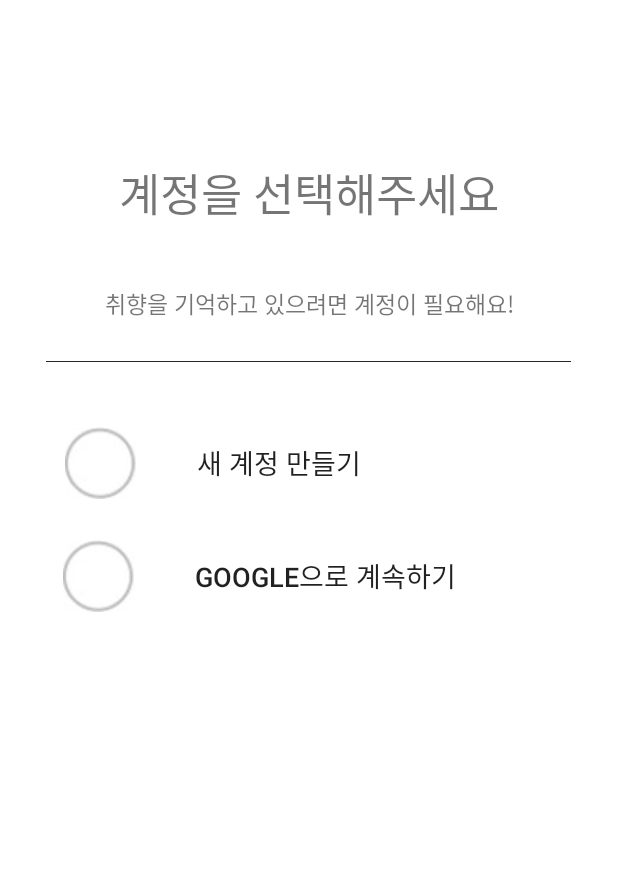
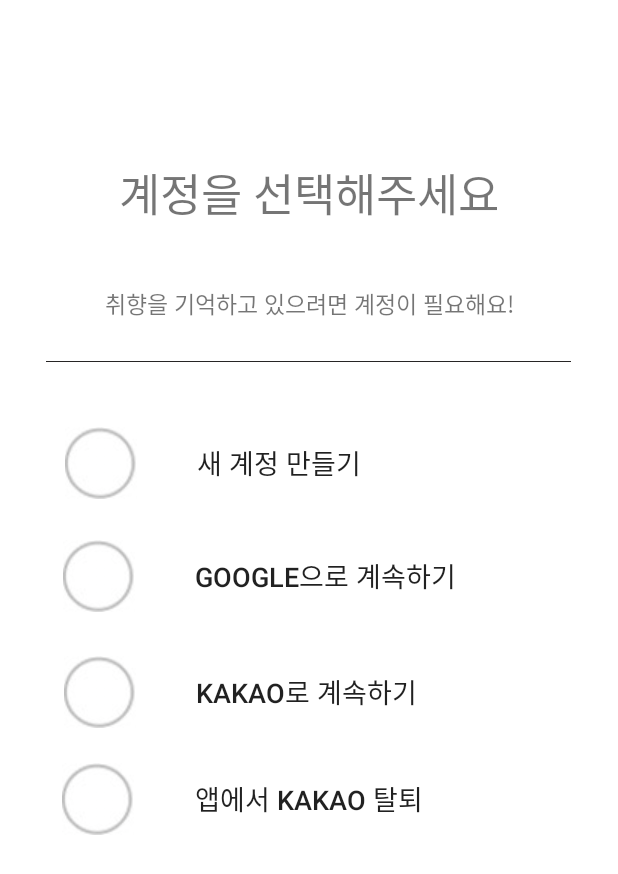
Before and after one commit to jungchunkim/GoEat, an Android app: the loginselect screen opened directly, with no data from a screen before it, on a phone screen of 412 x 824 dp. Shown: the top 874 px of the screen. Run offline under Robolectric (Android 15) with nearby library versions, the light colour scheme and no system bars; our stand-ins replace Firebase (no records; nobody signed in at launch, a user with empty details on screens opened directly); libraries missing offline, so code that uses them is left out: com.kakao.auth, com.kakao.network, com.kakao.usermgmt, com.kakao.util; network calls fail; 4 statements that could not run were skipped.

Commit message:
카카오톡 로그인 연동

```diff
--- a/app/build.gradle
+++ b/app/build.gradle
@@ -35,7 +35,7 @@
     implementation 'com.github.bumptech.glide:glide:4.9.0'  // 글라이드 이미지 로딩
     annotationProcessor 'com.github.bumptech.glide:compiler:4.9.0'  // 글라이드 이미지 로딩2
     implementation 'com.google.android.gms:play-services-auth:16.0.1'
-
+    implementation group: project.KAKAO_SDK_GROUP, name: 'usermgmt', version: project.KAKAO_SDK_VERSION //카카오 sdk - 카카오 로그인 연동
     androidTestImplementation 'androidx.test.ext:junit:1.1.1'
     androidTestImplementation 'androidx.test.espresso:espresso-core:3.2.0'
 
--- a/app/src/main/AndroidManifest.xml
+++ b/app/src/main/AndroidManifest.xml
@@ -4,12 +4,17 @@
     <uses-permission android:name="android.permission.INTERNET"/>
 
     <application
+        android:name=".GlobalApplication"
         android:allowBackup="true"
         android:icon="@mipmap/ic_launcher"
         android:label="@string/app_name"
         android:roundIcon="@mipmap/ic_launcher_round"
         android:supportsRtl="true"
         android:theme="@style/AppTheme">
+        <meta-data
+            android:name="com.kakao.sdk.AppKey"
+            android:value="@string/kakao_app_key" />
+
         <activity android:name=".success_sign_up"></activity>
         <activity android:name=".register_activity" />
         <activity android:name=".login_activity" />
--- /dev/null
+++ b/app/src/main/java/com/example/testexam/SessionCallback.java
@@ -0,0 +1,118 @@
+package com.example.testexam;
+
+import android.util.Log;
+
+import com.kakao.auth.ISessionCallback;
+import com.kakao.network.ErrorResult;
+import com.kakao.usermgmt.UserManagement;
+import com.kakao.usermgmt.callback.MeV2ResponseCallback;
+import com.kakao.usermgmt.response.MeV2Response;
+import com.kakao.usermgmt.response.model.AgeRange;
+import com.kakao.usermgmt.response.model.BirthdayType;
+import com.kakao.usermgmt.response.model.Gender;
+import com.kakao.usermgmt.response.model.Profile;
+import com.kakao.usermgmt.response.model.UserAccount;
+import com.kakao.util.OptionalBoolean;
+import com.kakao.util.exception.KakaoException;
+
+public class SessionCallback implements ISessionCallback {
+
+    // 로그인에 성공한 상태
+    @Override
+    public void onSessionOpened() {
+        requestMe();
+    }
+
+    // 로그인에 실패한 상태
+    @Override
+    public void onSessionOpenFailed(KakaoException exception) {
+        Log.e("SessionCallback :: ", "onSessionOpenFailed : " + exception.getMessage());
+    }
+
+    // 사용자 정보 요청
+    public void requestMe() {
+        UserManagement.getInstance()
+                .me(new MeV2ResponseCallback() {
+                    @Override
+                    public void onSessionClosed(ErrorResult errorResult) {
+                        Log.e("KAKAO_API", "세션이 닫혀 있음: " + errorResult);
+                    }
+
+                    @Override
+                    public void onFailure(ErrorResult errorResult) {
+                        Log.e("KAKAO_API", "사용자 정보 요청 실패: " + errorResult);
+                    }
+
+                    @Override
+                    public void onSuccess(MeV2Response result) {
+                        Log.i("KAKAO_API", "사용자 아이디: " + result.getId());
+
+                        UserAccount kakaoAccount = result.getKakaoAccount();
+                        if (kakaoAccount != null) {
+
+                            // 이메일
+                            String email = kakaoAccount.getEmail();
+
+                            if (email != null) {
+                                Log.i("KAKAO_API", "email: " + email);
+
+                            } else if (kakaoAccount.emailNeedsAgreement() == OptionalBoolean.TRUE) {
+                                // 동의 요청 후 이메일 획득 가능
+                                // 단, 선택 동의로 설정되어 있다면 서비스 이용 시나리오 상에서 반드시 필요한 경우에만 요청해야 합니다.
+
+                            } else {
+                                // 이메일 획득 불가
+                            }
+
+                            // 프로필
+                            Profile profile = kakaoAccount.getProfile();
+
+                            if (profile != null) {
+                                Log.d("KAKAO_API", "nickname: " + profile.getNickname());
+                                Log.d("KAKAO_API", "profile image: " + profile.getProfileImageUrl());
+                                Log.d("KAKAO_API", "thumbnail image: " + profile.getThumbnailImageUrl());
+                            } else if (kakaoAccount.profileNeedsAgreement() == OptionalBoolean.TRUE) {
+                                // 동의 요청 후 프로필 정보 획득 가능
+
+                            } else {
+                                // 프로필 획득 불가
+                                Log.d("KAKAO_API", "profile: null");
+
+                            }
+
+                            //성별
+                            Gender gender = kakaoAccount.getGender();
+
+                            if (gender != null){
+                                Log.d("KAKAO_API", "gender: " + gender.getValue());
+                            }
+                            else{
+                                //성별 획득 불가
+                                Log.d("KAKAO_API", "gender: null");
+                            }
+
+                            //연령대
+                            AgeRange ageRange = kakaoAccount.getAgeRange();
+
+                            if (ageRange != null){
+                                Log.d("KAKAO_API", "ageRange: " + ageRange.getValue());
+                            }
+                            else{
+                                Log.d("KAKAO_API", "ageRange: null");
+                            }
+
+                            //생일
+                            BirthdayType birthdayType = kakaoAccount.getBirthdayType();
+
+                            if (birthdayType != null){
+                                Log.d("KAKAO_API", "birthdayType: " + kakaoAccount.getBirthday());
+                            }
+                            else{
+                                Log.d("KAKAO_API", "birthdayType: null");
+                            }
+
+                        }
+                    }
+                });
+    }
+}
--- a/app/src/main/java/com/example/testexam/loginselect.java
+++ b/app/src/main/java/com/example/testexam/loginselect.java
@@ -5,7 +5,12 @@
 import androidx.appcompat.app.AppCompatActivity;
 
 import android.content.Intent;
+import android.content.pm.PackageInfo;
+import android.content.pm.PackageManager;
+import android.content.pm.Signature;
 import android.os.Bundle;
+import android.util.Base64;
+import android.util.Log;
 import android.view.View;
 import android.widget.Button;
 import android.widget.Toast;
@@ -22,25 +27,45 @@
 import com.google.firebase.auth.AuthResult;
 import com.google.firebase.auth.FirebaseAuth;
 import com.google.firebase.auth.GoogleAuthProvider;
+import com.kakao.auth.AuthType;
+import com.kakao.auth.Session;
+import com.kakao.network.ErrorResult;
+import com.kakao.usermgmt.UserManagement;
+import com.kakao.usermgmt.callback.LogoutResponseCallback;
+import com.kakao.usermgmt.callback.UnLinkResponseCallback;
+
+import java.security.MessageDigest;
+import java.security.NoSuchAlgorithmException;
 
 public class loginselect extends AppCompatActivity implements GoogleApiClient.OnConnectionFailedListener {
 
     private Button btn_new_account;
     private Button btn_google_login;
+    private Button btn_kakao_login;
+    private Button btn_kakao_secession;
+
+
 
     private FirebaseAuth auth;  // 파이어베이스 인증 객체
     private GoogleApiClient googleApiClient;  // 구글 API 클라이언트 객체
     private static final int REQ_SIGN_GOOGLE = 100; // 구글 로그인 결과 코드
+
+    //카카오 로그인에 필요한 변수들
+    private SessionCallback sessionCallback = new SessionCallback();
+    Session session;
 
     @Override
     protected void onCreate(Bundle savedInstanceState) {
 
         super.onCreate(savedInstanceState);
         setContentView(R.layout.activity_loginselect);
-
+        //새로운 앱 추가할 때 해쉬키 추가 필요
+        getHashKey();
         // findViewById
         btn_new_account = (Button)findViewById(R.id.btn_new_account);
         btn_google_login = (Button)findViewById(R.id.btn_google_login);
+        btn_kakao_login = (Button)findViewById(R.id.btn_kakao_login);
+        btn_kakao_secession = (Button)findViewById(R.id.btn_kakao_secession);
 
 
         // 구글 로그인 관련 코드들
@@ -56,6 +81,10 @@
 
         auth = FirebaseAuth.getInstance();  // 파이어베이스 인증 객체 초기화
 
+
+        //카카오 로그인 관련 코드들
+        session = Session.getCurrentSession();
+        session.addCallback(sessionCallback);
 
         // 새 계정 만들기 버튼
         btn_new_account.setOnClickListener(new View.OnClickListener() {
@@ -74,11 +103,70 @@
                 startActivityForResult(intent, REQ_SIGN_GOOGLE);
             }
         });
+
+        //카카오 로그인 버튼
+        btn_kakao_login.setOnClickListener(new View.OnClickListener() {
+            @Override
+            public void onClick(View view) {
+                session.open(AuthType.KAKAO_LOGIN_ALL, loginselect.this);
+            }
+        });
+
+        btn_kakao_secession.setOnClickListener(new View.OnClickListener() {
+            @Override
+            public void onClick(View v) {
+                //앱과의 카카오톡 연결 완전히 끊기
+                UserManagement.getInstance()
+                        .requestUnlink(new UnLinkResponseCallback() {
+                            @Override
+                            public void onSessionClosed(ErrorResult errorResult) {
+                                Log.e("KAKAO_API", "세션이 닫혀 있음: " + errorResult);
+                            }
+
+                            @Override
+                            public void onFailure(ErrorResult errorResult) {
+                                Log.e("KAKAO_API", "연결 끊기 실패: " + errorResult);
+
+                            }
+                            @Override
+                            public void onSuccess(Long result) {
+                                Log.i("KAKAO_API", "연결 끊기 성공. id: " + result);
+                            }
+                        });
+            }
+        });
+    }
+
+    @Override
+    protected void onDestroy() {
+        super.onDestroy();
+
+        // 세션 콜백 삭제
+        Session.getCurrentSession().removeCallback(sessionCallback);
     }
 
 
+
+    //추후 카카오 로그아웃과 앱 탈퇴를 위한 코드
+//          btn_kakao_login_out.setOnClickListener(new View.OnClickListener() {
+//        @Override
+//        public void onClick(View v) {
+//            //로그아웃
+//            UserManagement.getInstance()
+//                    .requestLogout(new LogoutResponseCallback() {
+//                        @Override
+//                        public void onCompleteLogout() {
+//                            Toast.makeText(MainActivity.this, "로그아웃 되었습니다.", Toast.LENGTH_SHORT).show();
+//                        }
+//                    });
+//        }
+//    });
+//
+//}
+
     @Override
     protected void onActivityResult(int requestCode, int resultCode, @Nullable Intent data) {  // 구글 로그인 인증 요청했을 때 결과값을 되돌려 받음
+
         super.onActivityResult(requestCode, resultCode, data);
 
         if(requestCode == REQ_SIGN_GOOGLE){
@@ -89,6 +177,10 @@
                 resultLogin(account);  // 로그인 결과 값 출력 수행하라는 메소드
             }
 
+        }
+        // 카카오톡|스토리 간편로그인 실행 결과를 받아서 SDK로 전달
+        if (Session.getCurrentSession().handleActivityResult(requestCode, resultCode, data)) {
+            return;
         }
 
     }
@@ -122,4 +214,24 @@
 
     }
 
+    private void getHashKey(){
+        PackageInfo packageInfo = null;
+        try {
+            packageInfo = getPackageManager().getPackageInfo(getPackageName(), PackageManager.GET_SIGNATURES);
+        } catch (PackageManager.NameNotFoundException e) {
+            e.printStackTrace();
+        }
+        if (packageInfo == null)
+            Log.e("KeyHash", "KeyHash:null");
+
+        for (Signature signature : packageInfo.signatures) {
+            try {
+                MessageDigest md = MessageDigest.getInstance("SHA");
+                md.update(signature.toByteArray());
+                Log.d("KeyHash", Base64.encodeToString(md.digest(), Base64.DEFAULT));
+            } catch (NoSuchAlgorithmException e) {
+                Log.e("KeyHash", "Unable to get MessageDigest. signature=" + signature, e);
+            }
+        }
+    }
 }
--- a/app/src/main/res/layout/activity_loginselect.xml
+++ b/app/src/main/res/layout/activity_loginselect.xml
@@ -79,5 +79,38 @@
         app:layout_constraintTop_toBottomOf="@+id/btn_new_account"
         app:layout_constraintVertical_bias="0.062" />
 
+    <Button
+        android:id="@+id/btn_kakao_login"
+        style="?android:attr/borderlessButtonStyle"
+        android:layout_width="wrap_content"
+        android:layout_height="wrap_content"
+        android:background="#FFFFFF"
+        android:drawableStart="@drawable/circle"
+        android:drawableLeft="@drawable/circle"
+        android:text="\t\t\tKakao로 계속하기"
+        android:textSize="18sp"
+        app:layout_constraintBottom_toBottomOf="parent"
+        app:layout_constraintEnd_toEndOf="parent"
+        app:layout_constraintHorizontal_bias="0.241"
+        app:layout_constraintStart_toStartOf="parent"
+        app:layout_constraintTop_toBottomOf="@+id/btn_google_login"
+        app:layout_constraintVertical_bias="0.08" />
+
+    <Button
+        android:id="@+id/btn_kakao_secession"
+        style="?android:attr/borderlessButtonStyle"
+        android:layout_width="wrap_content"
+        android:layout_height="wrap_content"
+        android:background="#FFFFFF"
+        android:drawableStart="@drawable/circle"
+        android:drawableLeft="@drawable/circle"
+        android:text="\t\t\t앱에서 Kakao 탈퇴"
+        android:textSize="18sp"
+        app:layout_constraintBottom_toBottomOf="parent"
+        app:layout_constraintEnd_toEndOf="parent"
+        app:layout_constraintHorizontal_bias="0.241"
+        app:layout_constraintStart_toStartOf="parent"
+        app:layout_constraintTop_toBottomOf="@+id/btn_kakao_login"
+        app:layout_constraintVertical_bias="0.08" />
 
 </androidx.constraintlayout.widget.ConstraintLayout>
--- a/app/src/main/res/values/strings.xml
+++ b/app/src/main/res/values/strings.xml
@@ -1,3 +1,4 @@
 <resources>
     <string name="app_name">test exam</string>
+    <string name="kakao_app_key">e635487d62ff3a5c31c89594b1412994</string>
 </resources>
--- a/build.gradle
+++ b/build.gradle
@@ -18,6 +18,11 @@
     repositories {
         google()
         jcenter()
+        maven{
+            url "https://maven.google.com"
+        }
+        /*카카오*/
+        maven { url 'http://devrepo.kakao.com:8088/nexus/content/groups/public/'}
     }
 }
 
--- a/gradle.properties
+++ b/gradle.properties
@@ -17,3 +17,5 @@
 android.useAndroidX=true
 # Automatically convert third-party libraries to use AndroidX
 android.enableJetifier=true
+KAKAO_SDK_GROUP=com.kakao.sdk
+KAKAO_SDK_VERSION=1.27.0
```
Also changed, not shown: app/src/main/java/com/example/testexam/GlobalApplication.java (added, +86 -0 lines).
